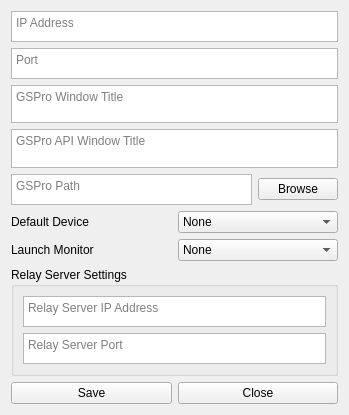
Old version of the form src/SettingsForm.ui in the repository springbok/MLM2PRO-GSPro-Connector.
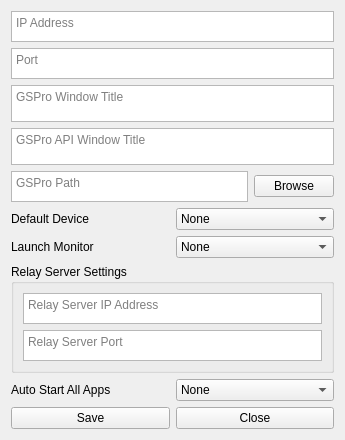
New version of the form.

What changed in the file:
```diff
--- a/src/SettingsForm.ui
+++ b/src/SettingsForm.ui
@@ -9,8 +9,8 @@
    <rect>
     <x>0</x>
     <y>0</y>
-    <width>349</width>
-    <height>415</height>
+    <width>345</width>
+    <height>440</height>
    </rect>
   </property>
   <property name="windowTitle">
@@ -266,6 +266,31 @@
        </item>
       </layout>
      </item>
+     <item>
+      <layout class="QHBoxLayout" name="horizontalLayout_11">
+       <item>
+        <widget class="QLabel" name="auto_start_all_label">
+         <property name="text">
+          <string>Auto Start All Apps</string>
+         </property>
+        </widget>
+       </item>
+       <item>
+        <widget class="QComboBox" name="auto_start_all_apps_combo">
+         <item>
+          <property name="text">
+           <string>None</string>
+          </property>
+         </item>
+         <item>
+          <property name="text">
+           <string>New Item</string>
+          </property>
+         </item>
+        </widget>
+       </item>
+      </layout>
+     </item>
      <item>
       <layout class="QHBoxLayout" name="horizontalLayout">
        <item>
```
